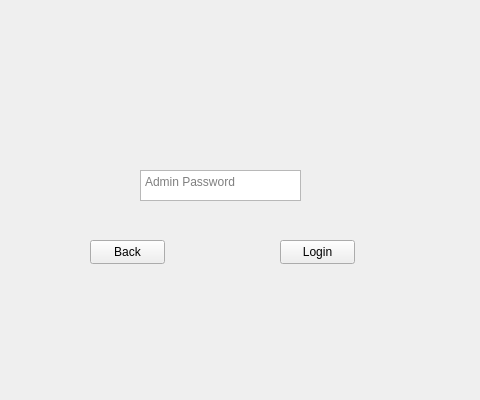
First picture: the form in login_admin.ui, repository MHani0/Vaccine-Tracking-System, before the edit; both pictures show x 270 to 750 and y 0 to 400 of the 960 by 570 pixel window.
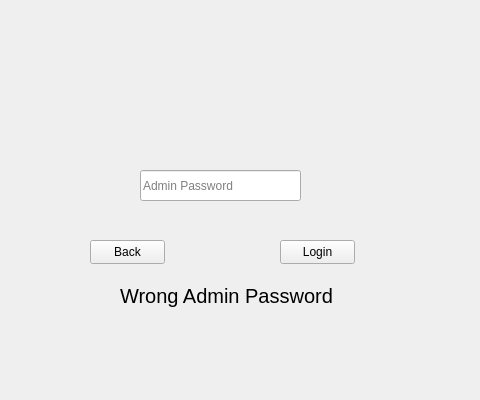
Second picture: the form after the edit.

```diff
--- a/login_admin.ui
+++ b/login_admin.ui
@@ -26,19 +26,6 @@
    <string>MainWindow</string>
   </property>
   <widget class="QWidget" name="centralwidget">
-   <widget class="QTextEdit" name="password">
-    <property name="geometry">
-     <rect>
-      <x>410</x>
-      <y>170</y>
-      <width>161</width>
-      <height>31</height>
-     </rect>
-    </property>
-    <property name="placeholderText">
-     <string>Admin Password</string>
-    </property>
-   </widget>
    <widget class="QPushButton" name="back">
     <property name="geometry">
      <rect>
@@ -65,6 +52,37 @@
      <string>Login</string>
     </property>
    </widget>
+   <widget class="QLineEdit" name="password">
+    <property name="geometry">
+     <rect>
+      <x>410</x>
+      <y>170</y>
+      <width>161</width>
+      <height>31</height>
+     </rect>
+    </property>
+    <property name="placeholderText">
+     <string>Admin Password</string>
+    </property>
+   </widget>
+   <widget class="QLabel" name="password_warn">
+    <property name="geometry">
+     <rect>
+      <x>390</x>
+      <y>280</y>
+      <width>241</width>
+      <height>31</height>
+     </rect>
+    </property>
+    <property name="font">
+     <font>
+      <pointsize>15</pointsize>
+     </font>
+    </property>
+    <property name="text">
+     <string>Wrong Admin Password</string>
+    </property>
+   </widget>
   </widget>
   <widget class="QMenuBar" name="menubar">
    <property name="geometry">
```
